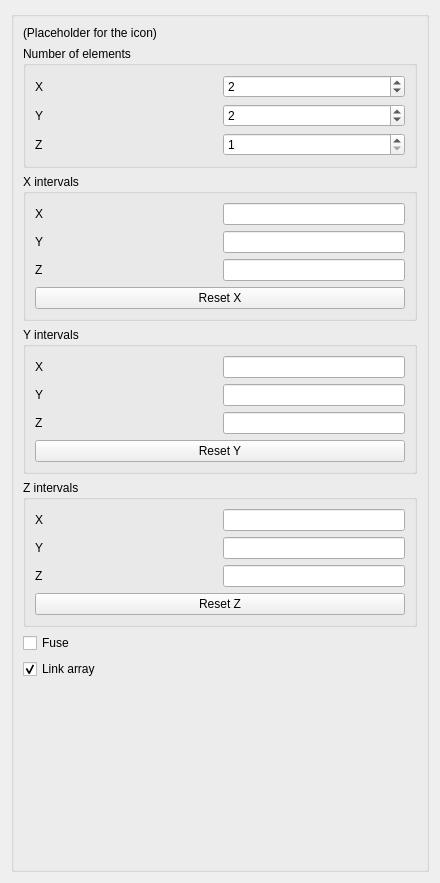
Above: src/Mod/Draft/Resources/ui/TaskPanel_OrthoArray.ui from southseact-3d/fcd before the change. Below: the same form after it.
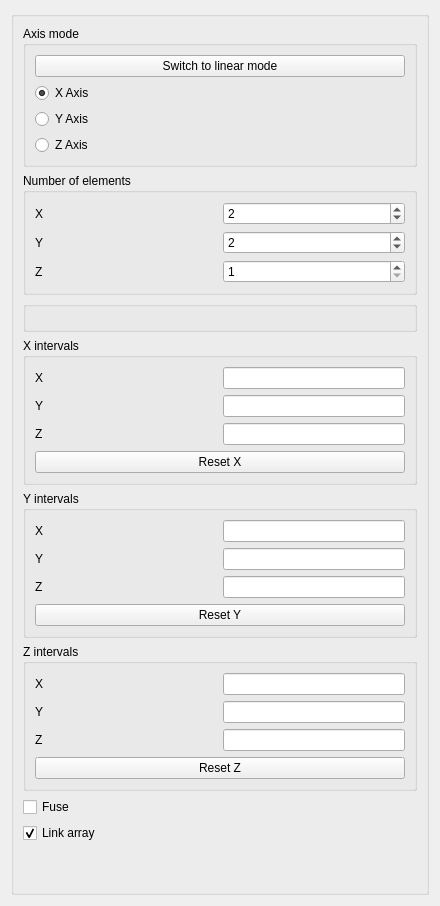
That is the form after the change. Custom widgets are drawn as their Qt base class.

Commit message: Draft: Introduce 1-axis mode for ortho array (#21602)

Diff of the .ui file:
```diff
--- a/src/Mod/Draft/Resources/ui/TaskPanel_OrthoArray.ui
+++ b/src/Mod/Draft/Resources/ui/TaskPanel_OrthoArray.ui
@@ -39,10 +39,59 @@
      </property>
      <layout class="QGridLayout" name="gridLayout_4">
       <item row="0" column="0">
-       <widget class="QLabel" name="label_icon">
-        <property name="text">
-         <string notr="true">(Placeholder for the icon)</string>
+       <widget class="QGroupBox" name="group_axis_mode">
+        <property name="toolTip">
+         <string>Toggle between Orthogonal mode and Linear mode. In Linear mode, you can select which axis to use.</string>
         </property>
+        <property name="title">
+         <string>Axis mode</string>
+        </property>
+        <layout class="QGridLayout" name="gridLayout_axis_mode">
+         <item row="0" column="0">
+          <widget class="QPushButton" name="button_linear_mode">
+           <property name="text">
+            <string>Switch to linear mode</string>
+           </property>
+           <property name="checkable">
+            <bool>true</bool>
+           </property>
+          </widget>
+         </item>
+         <item row="1" column="0">
+          <layout class="QGridLayout" name="grid_axis_select">
+           <item row="0" column="0">
+            <widget class="QRadioButton" name="radiobutton_x_axis">
+             <property name="text">
+              <string>X Axis</string>
+             </property>
+             <property name="checked">
+              <bool>true</bool>
+             </property>
+            </widget>
+           </item>
+           <item row="1" column="0">
+            <widget class="QRadioButton" name="radiobutton_y_axis">
+             <property name="text">
+              <string>Y Axis</string>
+             </property>
+             <property name="checked">
+              <bool>false</bool>
+             </property>
+            </widget>
+           </item>
+           <item row="2" column="0">
+            <widget class="QRadioButton" name="radiobutton_z_axis">
+             <property name="text">
+              <string>Z Axis</string>
+             </property>
+             <property name="checked">
+              <bool>false</bool>
+             </property>
+            </widget>
+           </item>
+          </layout>
+         </item>
+        </layout>
        </widget>
       </item>
       <item row="1" column="0">
@@ -122,6 +171,18 @@
         </layout>
        </widget>
       </item>
+      <item row="2" column="0">
+       <widget class="QGroupBox" name="group_linearmode">
+        <property name="toolTip">
+         <string>Currently selected axis</string>
+        </property>
+        <property name="title">
+         <string></string>
+        </property>
+        <layout class="QGridLayout" name="gridLayout_5">
+        </layout>
+       </widget>
+      </item>
      <item row="4" column="0">
        <widget class="QGroupBox" name="group_X">
         <property name="toolTip">
```
The commit also changes 2 other files.
